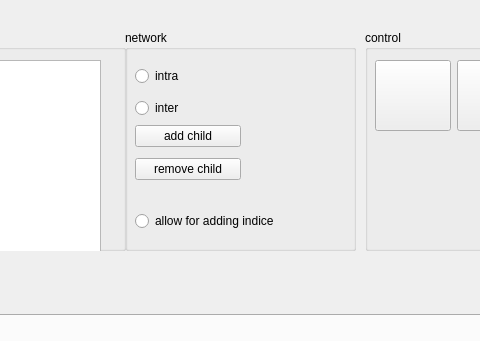
Before: the Qt Designer form packages/OntologyBuilder/OntologyFoundationEditor/editor_foundation_ontology_gui.ui in heinz-preisig/ProMo13, drawn with Qt 5; both pictures show x 212 to 692 and y 0 to 341 of the 1119 by 817 pixel window.
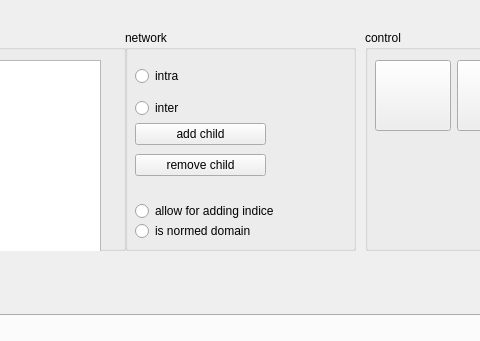
After: the same form once the commit is applied.

Commit message: [foundation editor] - add normed network rule - fixed obsolete function PdfFileMerger --> PdfMerger

```diff
--- a/packages/OntologyBuilder/OntologyFoundationEditor/editor_foundation_ontology_gui.ui
+++ b/packages/OntologyBuilder/OntologyFoundationEditor/editor_foundation_ontology_gui.ui
@@ -78,8 +78,8 @@
       <rect>
        <x>10</x>
        <y>90</y>
-       <width>106</width>
-       <height>66</height>
+       <width>131</width>
+       <height>61</height>
       </rect>
      </property>
      <layout class="QVBoxLayout" name="verticalLayout_4">
@@ -103,7 +103,7 @@
      <property name="geometry">
       <rect>
        <x>10</x>
-       <y>180</y>
+       <y>170</y>
        <width>201</width>
        <height>22</height>
       </rect>
@@ -118,6 +118,25 @@
       <bool>false</bool>
      </property>
     </widget>
+    <widget class="QRadioButton" name="radioButtonNormedDomain">
+     <property name="geometry">
+      <rect>
+       <x>10</x>
+       <y>190</y>
+       <width>201</width>
+       <height>22</height>
+      </rect>
+     </property>
+     <property name="toolTip">
+      <string extracomment="enable if variable class is represent the state for the node"/>
+     </property>
+     <property name="text">
+      <string>is normed domain</string>
+     </property>
+     <property name="autoExclusive">
+      <bool>false</bool>
+     </property>
+    </widget>
    </widget>
    <widget class="QGroupBox" name="groupBoxFile">
     <property name="geometry">
```
The commit also changes 4 other files.
